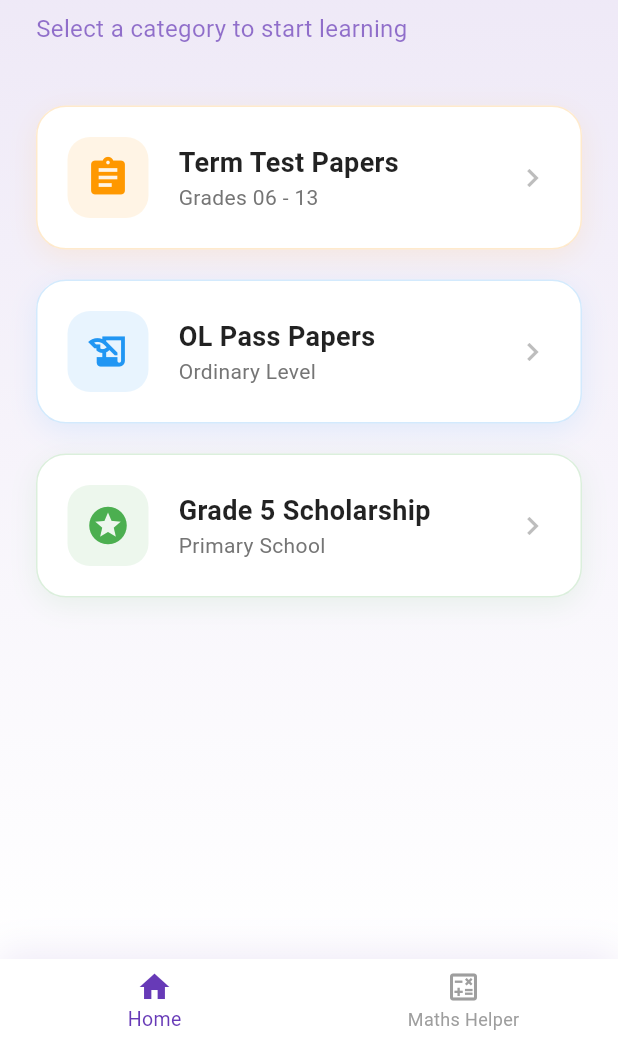
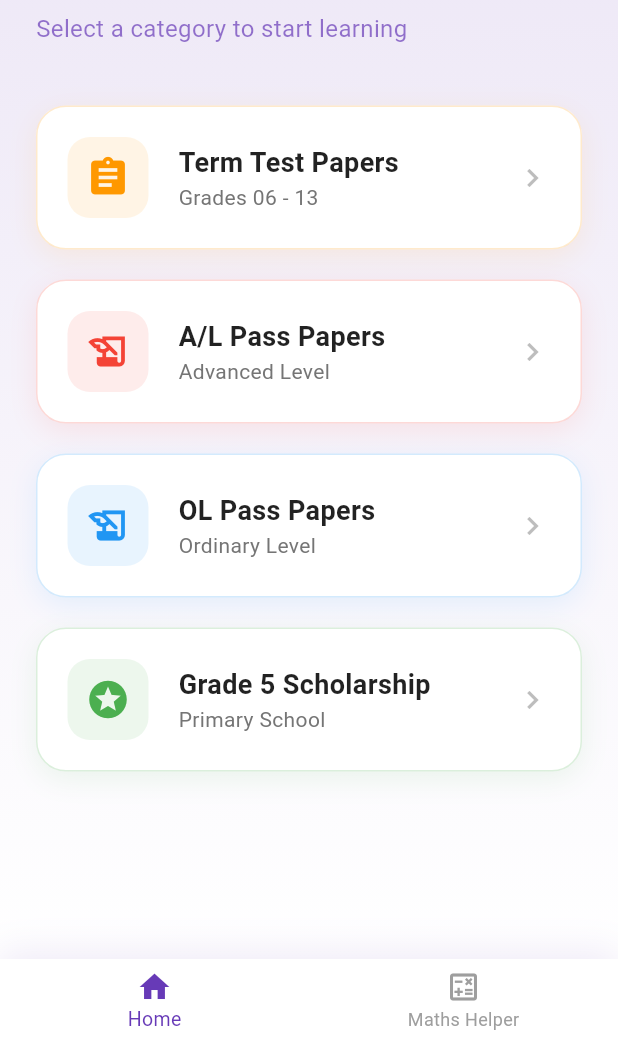
Before and after one commit to pawn3040/bank_a_plus, a Flutter app: the screen it shows after launch, on a phone screen of 412 x 824 dp, the part 193-1236 px from its top. Run offline on Flutter 3.47's test engine with Material 3 defaults, Android fonts, the light colour scheme and no system bars; our stand-ins replace firebase_core, image_picker, open_filex; accounts and stored records are empty.

Commit message:
add A/L pass paper button

```diff
--- a/lib/Grade5ScholarshipPassPaper.dart
+++ b/lib/Grade5ScholarshipPassPaper.dart
@@ -7,11 +7,11 @@ class Grade5ScholarshipPassPaper extends StatelessWidget {
   Widget build(BuildContext context) {
     return Scaffold(
       appBar: AppBar(
-        title: const Text('Grade 5 scholarship pass paper'),
-        backgroundColor: Colors.deepPurple,
+        title: const Text('Grade 5 Scholarship'),
+        backgroundColor: Colors.green,
       ),
       body: const Center(
-        child: Text('Grade 5 scholarship pass paper Page'),
+        child: Text('Grade 5 Scholarship Page Content'),
       ),
     );
   }
--- a/lib/Home.dart
+++ b/lib/Home.dart
@@ -1,3 +1,4 @@
+import 'package:bank_a_plus/AlPassPaper.dart';
 import 'package:bank_a_plus/Grade5ScholarshipPassPaper.dart';
 import 'package:bank_a_plus/OlPassPaper.dart';
 import 'package:bank_a_plus/selectTerm.dart';
@@ -48,6 +49,18 @@ class Home extends StatelessWidget {
               () => Navigator.push(
                 context,
                 MaterialPageRoute(builder: (context) => const SelectTerm()),
+              ),
+            ),
+            const SizedBox(height: 20),
+            _buildCategoryCard(
+              context,
+              'A/L Pass Papers',
+              'Advanced Level',
+              Icons.history_edu,
+              Colors.red,
+              () => Navigator.push(
+                context,
+                MaterialPageRoute(builder: (context) => const AlPassPaper()),
               ),
             ),
             const SizedBox(height: 20),
--- a/lib/OlPassPaper.dart
+++ b/lib/OlPassPaper.dart
@@ -7,11 +7,11 @@ class OlPassPaper extends StatelessWidget {
   Widget build(BuildContext context) {
     return Scaffold(
       appBar: AppBar(
-        title: const Text('OL pass paper'),
-        backgroundColor: Colors.deepPurple,
+        title: const Text('O/L Pass Papers'),
+        backgroundColor: Colors.blue,
       ),
       body: const Center(
-        child: Text('OL pass paper Page'),
+        child: Text('O/L Pass Papers Page Content'),
       ),
     );
   }
--- a/lib/maths/maths_helper.dart
+++ b/lib/maths/maths_helper.dart
@@ -151,7 +151,7 @@ class _MathsHelperState extends State<MathsHelper> {
                 color: Colors.deepPurple.withOpacity(0.7),
               ),
             ),
-            const SizedBox(height: 20),
+            const SizedBox(height: 24),
             Expanded(
               child: _isLoading
                   ? const Center(child: CircularProgressIndicator())
```
Also changed, not shown: lib/AlPassPaper.dart (added, +18 -0 lines), lib/subjects.dart (added).
